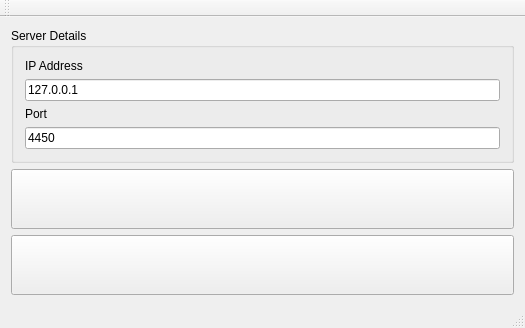
Above: AppManClient/mainwindow.ui from hhvvkk/COS301DistrobutedApplicationManger before the change. Below: the same form after it.
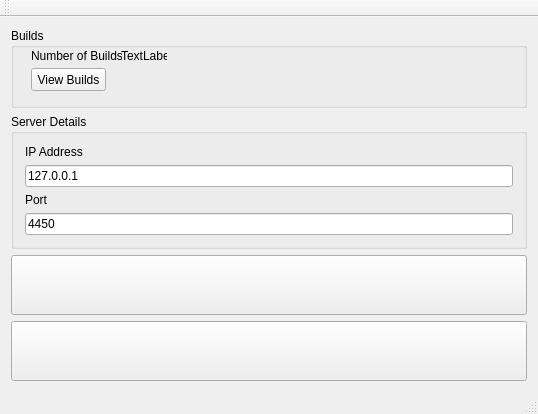
That is the form after the change. Icons and pictures are not drawn.

The edit to the form file:
```diff
--- a/AppManClient/mainwindow.ui
+++ b/AppManClient/mainwindow.ui
@@ -6,8 +6,8 @@
    <rect>
     <x>0</x>
     <y>0</y>
-    <width>525</width>
-    <height>320</height>
+    <width>538</width>
+    <height>414</height>
    </rect>
   </property>
   <property name="windowTitle">
@@ -19,6 +19,52 @@
   </property>
   <widget class="QWidget" name="centralWidget">
    <layout class="QVBoxLayout" name="verticalLayout">
+    <item>
+     <widget class="QGroupBox" name="groupBoxMyBuilds">
+      <property name="title">
+       <string>Builds</string>
+      </property>
+      <widget class="QLabel" name="label_2">
+       <property name="geometry">
+        <rect>
+         <x>20</x>
+         <y>20</y>
+         <width>91</width>
+         <height>16</height>
+        </rect>
+       </property>
+       <property name="text">
+        <string>Number of Builds:</string>
+       </property>
+      </widget>
+      <widget class="QLabel" name="label_BuildCount">
+       <property name="geometry">
+        <rect>
+         <x>110</x>
+         <y>20</y>
+         <width>46</width>
+         <height>16</height>
+        </rect>
+       </property>
+       <property name="text">
+        <string>TextLabel</string>
+       </property>
+      </widget>
+      <widget class="QPushButton" name="pushButtonViewBuilds">
+       <property name="geometry">
+        <rect>
+         <x>20</x>
+         <y>40</y>
+         <width>75</width>
+         <height>23</height>
+        </rect>
+       </property>
+       <property name="text">
+        <string>View Builds</string>
+       </property>
+      </widget>
+     </widget>
+    </item>
     <item>
      <widget class="QGroupBox" name="groupBoxServerDetails">
       <property name="title">
```
Left out of the diff: 2 changed lines with no effect on the pictures.
